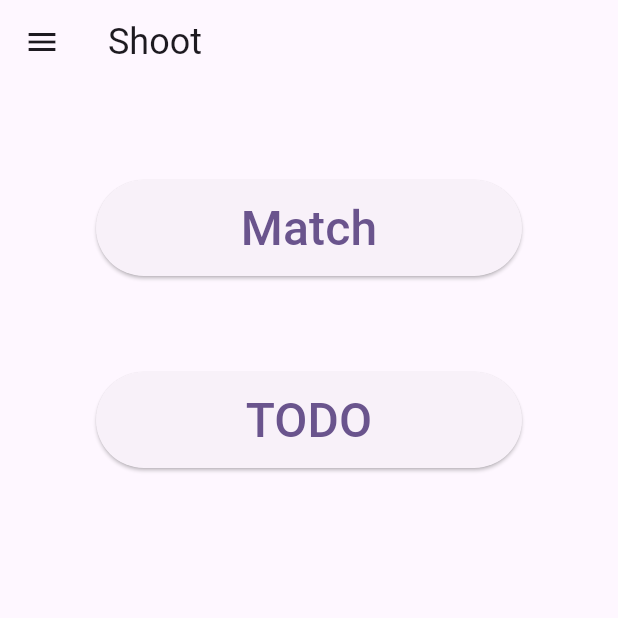
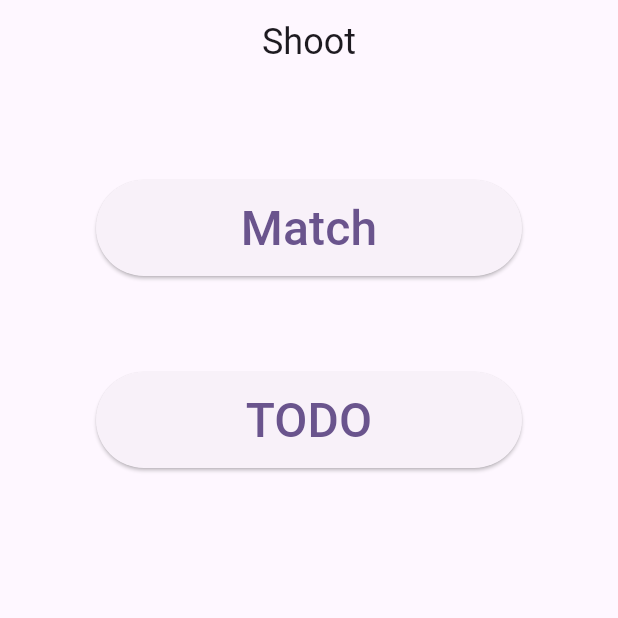
Before and after one commit to IamHARSHDABAS/shoot, a Flutter app: the screen it shows after launch, on a phone screen of 412 x 824 dp, the top half of it. Run offline on Flutter 3.47's test engine with Material 2 defaults, Android fonts, the phone set to English and light mode, and no system bars; our stand-ins replace url_strategy, velocity_x.

Commit message:
AppBar Center

```diff
--- a/lib/home.dart
+++ b/lib/home.dart
@@ -8,12 +8,13 @@ class HomePage extends StatelessWidget {
   Widget build(BuildContext context) {
     return Scaffold(
       appBar: AppBar(
-        title: const Text(
-          'Shoot',
-          style: TextStyle(fontSize: 24),
+        title: const Center(
+          child: Text(
+            'Shoot',
+            style: TextStyle(fontSize: 24),
+          ),
         ),
       ),
-      drawer: const Drawer(),
       body: Center(
         child: Padding(
           padding: const EdgeInsets.all(64),
```
